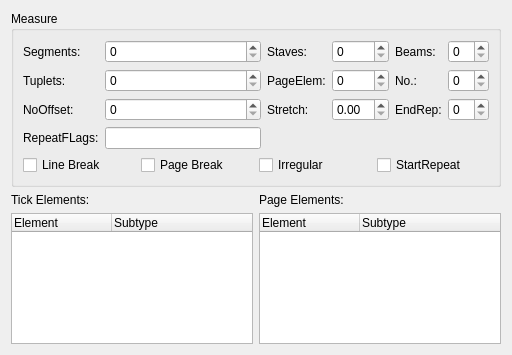
The window that mscore/mscore/measure.ui (musescore/musescore-old) describes before a commit, drawn with Qt 5.
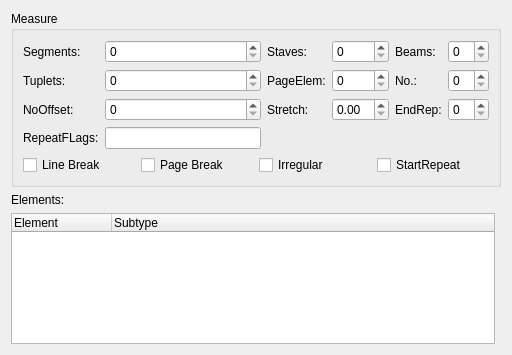
The same window after the commit.

```diff
--- a/mscore/mscore/measure.ui
+++ b/mscore/mscore/measure.ui
@@ -221,14 +221,7 @@
    <item row="1" column="0" >
     <widget class="QLabel" name="label_11" >
      <property name="text" >
-      <string>Tick Elements:</string>
-     </property>
-    </widget>
-   </item>
-   <item row="1" column="1" >
-    <widget class="QLabel" name="label_12" >
-     <property name="text" >
-      <string>Page Elements:</string>
+      <string>Elements:</string>
      </property>
     </widget>
    </item>
@@ -246,20 +239,6 @@
      </column>
     </widget>
    </item>
-   <item row="2" column="1" >
-    <widget class="QTreeWidget" name="pel" >
-     <column>
-      <property name="text" >
-       <string>Element</string>
-      </property>
-     </column>
-     <column>
-      <property name="text" >
-       <string>Subtype</string>
-      </property>
-     </column>
-    </widget>
-   </item>
   </layout>
  </widget>
  <resources/>
```
